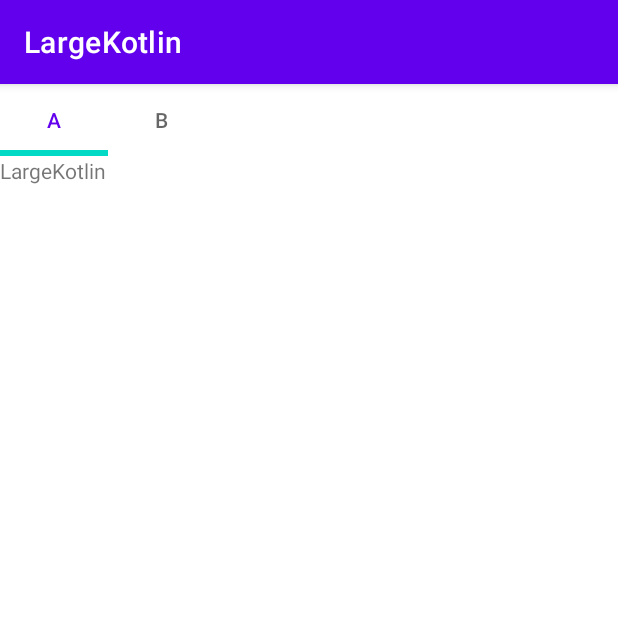
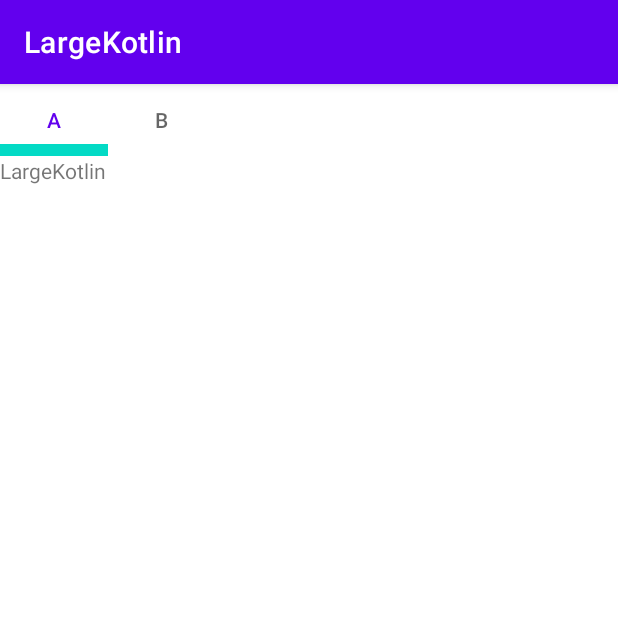
Before and after one commit to OlegQt/LargeKotlin, an Android app: the screen it shows after launch (RootActivity), on a phone screen of 412 x 824 dp, the top half of it. Run offline under Robolectric (Android 15) with nearby library versions, the phone set to English and light mode, and no system bars.

Commit message:
Change xml tablelayout design

```diff
--- a/app/src/main/res/layout/fragment_main.xml
+++ b/app/src/main/res/layout/fragment_main.xml
@@ -10,11 +10,17 @@
     <!-- TODO: Update blank fragment layout -->
     <com.google.android.material.tabs.TabLayout
         android:id="@+id/tab_layout"
-        app:tabMode="scrollable"
-        app:tabIndicatorColor="@color/teal_200"
-        app:tabIndicatorHeight="4dp"
+
         android:layout_width="match_parent"
         android:layout_height="wrap_content"
+
+        app:tabMode="scrollable"
+        app:tabIndicatorColor="?attr/colorSecondary"
+        app:tabRippleColor="?attr/colorPrimaryVariant"
+        android:background="?attr/colorOnPrimary"
+
+        app:tabIndicatorHeight="8dp"
+
         app:layout_constraintEnd_toEndOf="parent"
         app:layout_constraintStart_toStartOf="parent"
         app:layout_constraintTop_toTopOf="parent" />
```
